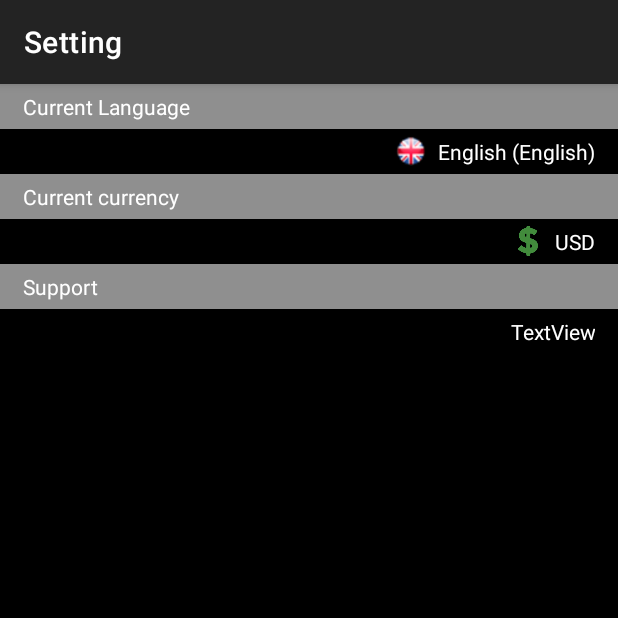
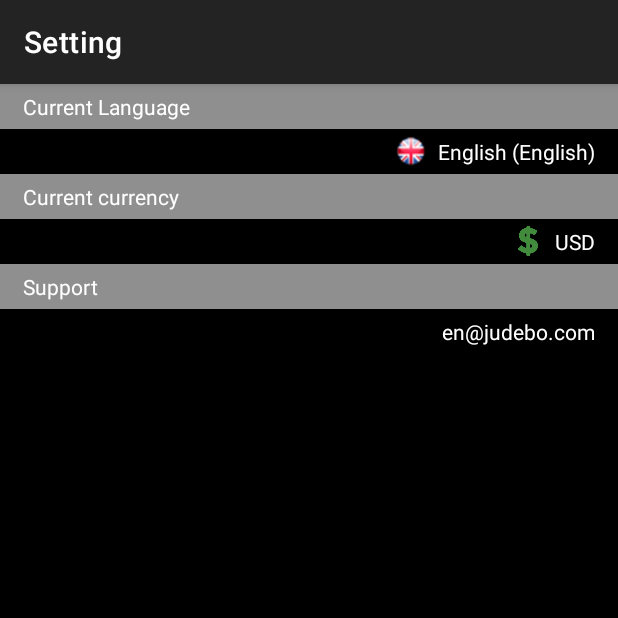
Before and after one commit to ArthurNikitin/Android_Judebo_Russian, an Android app: the screen it shows after launch (MainActivity), item 2 of the bottom bar chosen, on a phone screen of 412 x 824 dp, the top half of it. Run offline under Robolectric (Android 15) with nearby library versions, the phone set to English and light mode, and no system bars.

```diff
--- a/app/src/main/AndroidManifest.xml
+++ b/app/src/main/AndroidManifest.xml
@@ -5,8 +5,8 @@
     <application
         android:allowBackup="true"
         android:icon="@mipmap/ic_launcher"
-        android:label="@string/search_title_search"
-        android:roundIcon="@mipmap/ic_launcher_round"
+        android:label="@string/app_name"
+        android:roundIcon="@mipmap/ic_launcher"
         android:supportsRtl="true"
         android:theme="@style/AppTheme">
         <activity android:name=".activities.MainActivity">
--- a/app/src/main/java/com/byte4b/judebo/activities/SplashActivity.kt
+++ b/app/src/main/java/com/byte4b/judebo/activities/SplashActivity.kt
@@ -22,11 +22,10 @@ class SplashActivity : AppCompatActivity() {
     }
 
     private fun setLocale(locale: String) {
-        resources.configuration.locale = Locale(locale)
-        resources.updateConfiguration(
-            resources.configuration,
-            resources.displayMetrics
-        )
+        resources.apply {
+            configuration.locale = Locale(locale)
+            updateConfiguration(configuration, displayMetrics)
+        }
     }
 
 }
--- a/app/src/main/res/layout/fragment_setting.xml
+++ b/app/src/main/res/layout/fragment_setting.xml
@@ -100,16 +100,16 @@
                 android:textColor="@color/main_text_color" />
 
             <TextView
-                android:textColor="@color/main_text_color"
                 android:id="@+id/support_tv"
-                android:paddingTop="5dp"
-                android:paddingBottom="5dp"
-                android:paddingStart="15dp"
-                android:paddingEnd="15dp"
-                android:gravity="end"
                 android:layout_width="match_parent"
                 android:layout_height="wrap_content"
-                android:text="TextView" />
+                android:gravity="end"
+                android:paddingStart="15dp"
+                android:paddingTop="5dp"
+                android:paddingEnd="15dp"
+                android:paddingBottom="5dp"
+                android:text="@string/settings_title_support_email"
+                android:textColor="@color/main_text_color" />
 
         </LinearLayout>
     </ScrollView>
--- a/app/src/main/res/mipmap-anydpi-v26/ic_launcher.xml
+++ /dev/null
@@ -1,5 +0,0 @@
-<?xml version="1.0" encoding="utf-8"?>
-<adaptive-icon xmlns:android="http://schemas.android.com/apk/res/android">
-    <background android:drawable="@drawable/ic_launcher_background" />
-    <foreground android:drawable="@drawable/ic_launcher_foreground" />
-</adaptive-icon>
--- a/app/src/main/res/mipmap-anydpi-v26/ic_launcher_round.xml
+++ /dev/null
@@ -1,5 +0,0 @@
-<?xml version="1.0" encoding="utf-8"?>
-<adaptive-icon xmlns:android="http://schemas.android.com/apk/res/android">
-    <background android:drawable="@drawable/ic_launcher_background" />
-    <foreground android:drawable="@drawable/ic_launcher_foreground" />
-</adaptive-icon>
```
Also changed, not shown: app/src/main/java/com/byte4b/judebo/fragments/SettingFragment.kt (+9 -0 lines), app/src/main/res/mipmap-hdpi/ic_launcher.png, app/src/main/res/mipmap-hdpi/ic_launcher_round.png (deleted), app/src/main/res/mipmap-mdpi/ic_launcher.png, app/src/main/res/mipmap-mdpi/ic_launcher_round.png (deleted), app/src/main/res/mipmap-xhdpi/ic_launcher.png, app/src/main/res/mipmap-xhdpi/ic_launcher_round.png (deleted), app/src/main/res/mipmap-xxhdpi/ic_launcher.png, app/src/main/res/mipmap-xxhdpi/ic_launcher_round.png (deleted), app/src/main/res/mipmap-xxxhdpi/ic_launcher.png, app/src/main/res/mipmap-xxxhdpi/ic_launcher_round.png (deleted).
